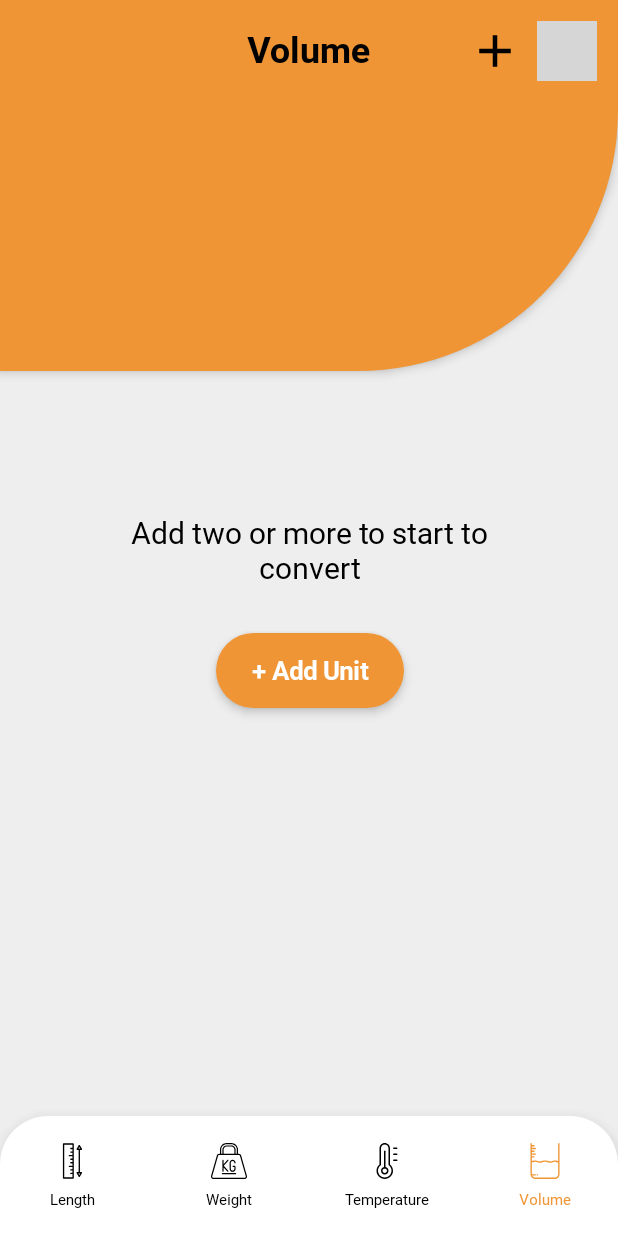
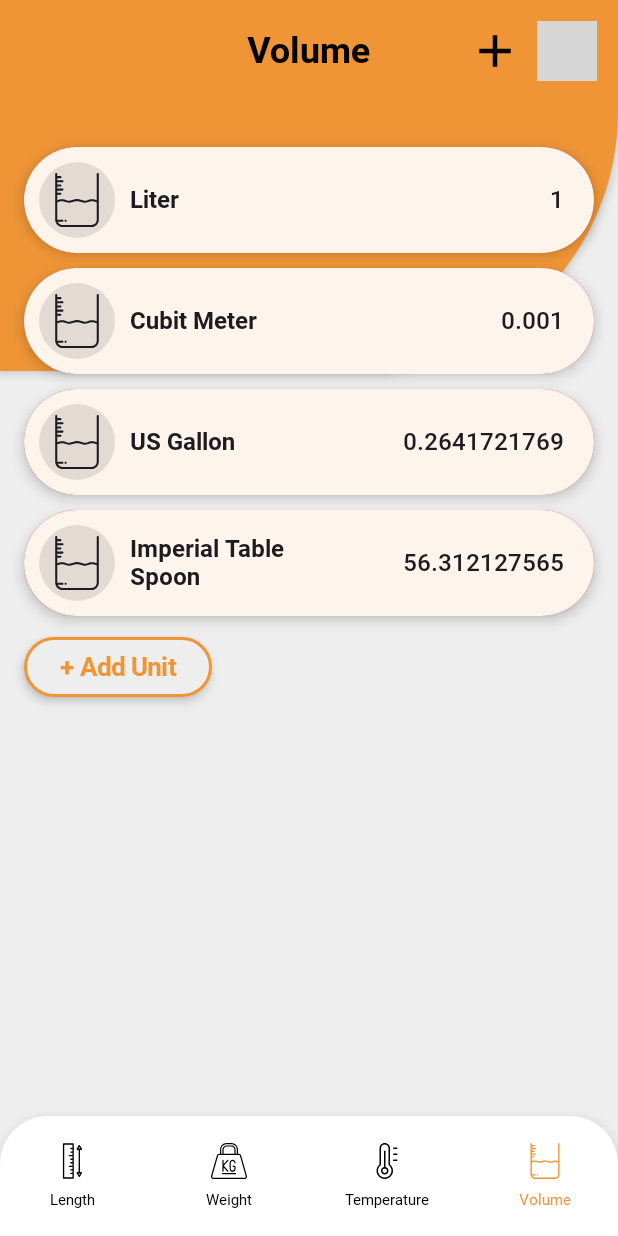
Before and after one commit to fernando-rauber/MeasureMe, an Android app built with Jetpack Compose: the screen it shows after launch (MainActivity), item 4 of the bottom bar chosen, on a phone screen of 412 x 824 dp. Run offline under Robolectric (Android 15) with nearby library versions, the phone set to English and light mode, and no system bars; our stand-ins replace Room's generated code, accompanist; libraries missing offline, so code that uses them is left out: com.google.accompanist.navigation; 3 statements that could not run were skipped; grey boxes are pictures that could not be loaded.

Commit message:
Volume measurement added

```diff
--- a/app/src/main/java/uk/fernando/measure/enum/UnitMeasure.kt
+++ b/app/src/main/java/uk/fernando/measure/enum/UnitMeasure.kt
@@ -29,7 +29,33 @@ enum class UnitMeasure(val value: Int) {
     STONE(21),
     POUND(22),
     OUNCE(23),
-    CARAT(24);
+    CARAT(24),
+
+    //Volume
+    LITER(25),
+    CUBIC_METER(26),
+    CUBIC_KILOMETER(27),
+    CUBIC_CENTIMETER(28),
+    CUBIC_MILLIMETER(29),
+    CUBIC_MILE(30),
+    CUBIC_YARD(31),
+    CUBIC_FOOT(32),
+    CUBIC_INCH(33),
+    MILLILITER(34),
+    US_GALLON(35),
+    US_QUART(36),
+    US_PINT(37),
+    US_CUP(38),
+    US_FLUID_OUNCE(39),
+    US_TABLE_SPOON(40),
+    US_TEA_SPOON(41),
+    IMPERIAL_GALLON(42),
+    IMPERIAL_QUART(43),
+    IMPERIAL_PINT(44),
+    IMPERIAL_CUP(45),
+    IMPERIAL_FLUID_OUNCE(46),
+    IMPERIAL_TABLE_SPOON(47),
+    IMPERIAL_TEA_SPOON(48);
 
     companion object {
         fun getByValue(value: Int) = values().firstOrNull { it.value == value }
--- a/app/src/main/java/uk/fernando/measure/ext/UtilExtension.kt
+++ b/app/src/main/java/uk/fernando/measure/ext/UtilExtension.kt
@@ -1,12 +1,6 @@
 package uk.fernando.measure.ext
 
 import androidx.navigation.NavController
-import uk.fernando.measure.R
-import uk.fernando.measure.enum.UnitMeasure
-import uk.fernando.measure.enum.UnitMeasure.*
-import uk.fernando.measure.enum.UnitType
-import java.math.RoundingMode
-import java.text.DecimalFormat
 
 val Any.TAG: String
     get() {
@@ -27,67 +21,3 @@ fun Double.isInteger() = run {
     else
         "$this"
 }
-
-fun Double.roundOffDecimal(pattern: String): Double {
-    val df = DecimalFormat(pattern)
-    df.roundingMode = RoundingMode.CEILING
-    return df.format(this).toDouble()
-}
-
-fun Int.getPatterDecimalFormat(): String {
-    return when (UnitType.getByValue(this)) {
-        UnitType.TEMPERATURE -> "#.##"
-        else -> "#.######"
-    }
-}
-
-fun Int.getUnitTypeIcon(): Int {
-    return when (UnitType.getByValue(this)) {
-        UnitType.LENGTH -> R.drawable.ic_ruler
-        UnitType.TEMPERATURE -> R.drawable.ic_temperature
-        UnitType.WEIGHT -> R.drawable.ic_weight
-        else -> R.drawable.ic_volume_liquid
-    }
-}
-
-fun Int.getTitle(): Int {
-    return when (UnitType.getByValue(this)) {
-        UnitType.LENGTH -> R.string.length_title
-        UnitType.TEMPERATURE -> R.string.temperature_title
-        UnitType.WEIGHT -> R.string.weight_title
-        else -> R.string.volume_title
-    }
-}
-
-fun Int.getUnitName(): Int {
-    return when (UnitMeasure.getByValue(this)) {
-        KILOMETER -> R.string.kilometer
-        METER -> R.string.meter
-        CENTIMETER -> R.string.centimeter
-        MILLIMETER -> R.string.millimeter
-        MICROMETER -> R.string.micrometer
-        NANOMETER -> R.string.nanometer
-        MILE -> R.string.mile
-        YARD -> R.string.yard
-        FOOT -> R.string.foot
-        INCH -> R.string.inch
-        NAUTICAL_MILE -> R.string.nautical_mile
-
-        CELSIUS -> R.string.celsius
-        KELVIN -> R.string.kelvin
-        FAHRENHEIT -> R.string.fahrenheit
-
-        KILOGRAM -> R.string.kilogram
-        GRAM -> R.string.gram
-        MILLIGRAM -> R.string.milligram
-        MICROGRAM -> R.string.microgram
-        IMPERIAL_TON -> R.string.imperial_ton
-        US_TON -> R.string.us_ton
-        STONE -> R.string.stone
-        POUND -> R.string.pound
-        OUNCE -> R.string.ounce
-        CARAT -> R.string.carat
-
-        else -> R.string.kilometer
-    }
-}
--- a/app/src/main/java/uk/fernando/measure/navigation/NavigationGraph.kt
+++ b/app/src/main/java/uk/fernando/measure/navigation/NavigationGraph.kt
@@ -17,7 +17,8 @@ import uk.fernando.measure.page.UnitPage
 
 @ExperimentalAnimationApi
 fun NavGraphBuilder.buildGraph(navController: NavController) {
-    composable(Directions.splash.name) {
+    composable(Directions.splash.name,
+        exitTransition = { slideOutOfContainer(AnimatedContentScope.SlideDirection.Left, animationSpec = tween(700)) }) {
         SplashPage(navController)
     }
 
@@ -52,10 +53,18 @@ fun NavGraphBuilder.buildGraph(navController: NavController) {
         UnitPage(navController, UnitType.VOLUME)
     }
 
-    composable(Directions.settings.name) {
+    composable(Directions.settings.name,
+        enterTransition = { slideIntoContainer(AnimatedContentScope.SlideDirection.Down, animationSpec = tween(700)) },
+        exitTransition = { slideOutOfContainer(AnimatedContentScope.SlideDirection.Up, animationSpec = tween(700)) }
+    ) {
         SettingsPage(navController)
     }
-    composable(Directions.addUnit.name.plus("/{$UNIT_TYPE}")) {
+
+    composable(Directions.addUnit.name.plus("/{$UNIT_TYPE}"),
+        enterTransition = { slideIntoContainer(AnimatedContentScope.SlideDirection.Down, animationSpec = tween(700)) },
+        exitTransition = { slideOutOfContainer(AnimatedContentScope.SlideDirection.Up, animationSpec = tween(700)) }
+    ) {
+
         val unitType = it.arguments?.getString(UNIT_TYPE)
         if (unitType == null)
             navController.popBackStack()
--- a/app/src/main/java/uk/fernando/measure/repository/FirstTimeRepository.kt
+++ b/app/src/main/java/uk/fernando/measure/repository/FirstTimeRepository.kt
@@ -13,6 +13,7 @@ class FirstTimeRepository(private val dao: UnitDao) {
         dao.insertAll(lengthList)
         dao.insertAll(temperatureList)
         dao.insertAll(weightList)
+        dao.insertAll(volumeList)
     }
 
     private val lengthList by lazy {
@@ -22,7 +23,6 @@ class FirstTimeRepository(private val dao: UnitDao) {
             LengthUnitEntity(2, UnitMeasure.METER.value, unitType, 1000.0, 1000.0),
             LengthUnitEntity(7, UnitMeasure.MILE.value, unitType, 0.6213688756, 0.6213688756),
             LengthUnitEntity(9, UnitMeasure.FOOT.value, unitType, 3280.839895, 3280.839895),
-            LengthUnitEntity(10, UnitMeasure.INCH.value, unitType, 39370.07874, 39370.07874),
         )
     }
 
@@ -42,7 +42,16 @@ class FirstTimeRepository(private val dao: UnitDao) {
             LengthUnitEntity(201, UnitMeasure.GRAM.value, unitType, 1000.0, 1000.0),
             LengthUnitEntity(206, UnitMeasure.STONE.value, unitType, 0.157473, 0.157473),
             LengthUnitEntity(207, UnitMeasure.POUND.value, unitType, 2.2046244202, 2.2046244202),
-            LengthUnitEntity(208, UnitMeasure.OUNCE.value, unitType, 35.273990723, 35.273990723),
+        )
+    }
+
+    private val volumeList by lazy {
+        val unitType = UnitType.VOLUME.value
+        listOf(
+            LengthUnitEntity(300, UnitMeasure.LITER.value, unitType, 1.0, 1.0),
+            LengthUnitEntity(301, UnitMeasure.CUBIC_METER.value, unitType, 0.001, 0.001),
+            LengthUnitEntity(310, UnitMeasure.US_GALLON.value, unitType, 0.2641721769, 0.2641721769),
+            LengthUnitEntity(322, UnitMeasure.IMPERIAL_TABLE_SPOON.value, unitType, 56.312127565, 56.312127565),
         )
     }
 }
--- a/app/src/main/res/values/strings.xml
+++ b/app/src/main/res/values/strings.xml
@@ -58,4 +58,29 @@
     <string name="pound">Pound</string>
     <string name="ounce">Ounce</string>
     <string name="carat">Carat</string>
+
+    <string name="cubit_meter">Cubit Meter</string>
+    <string name="cubit_kilometer">Cubit Kilometer</string>
+    <string name="cubit_centimeter">Cubit Centimeter</string>
+    <string name="cubit_millimeter">Cubit Millimeter</string>
+    <string name="cubit_mile">Cubit Mile</string>
+    <string name="cubit_yard">Cubit Yard</string>
+    <string name="cubit_foot">Cubit Foot</string>
+    <string name="cubit_inch">Cubit Inch</string>
+    <string name="liter">Liter</string>
+    <string name="milliliter">Milliliter</string>
+    <string name="us_gallon">US Gallon</string>
+    <string name="us_quart">US Quart</string>
+    <string name="us_pint">US Pint</string>
+    <string name="us_cup">US Cup</string>
+    <string name="us_fluid_ounce">US Fluid Ounce</string>
+    <string name="us_tablespoon">US Table Spoon</string>
+    <string name="us_teaspoon">US Tea Spoon</string>
+    <string name="imperial_gallon">Imperial Gallon</string>
+    <string name="imperial_quart">Imperial Quart</string>
+    <string name="imperial_pint">Imperial Pint</string>
+    <string name="imperial_cup">Imperial Cup</string>
+    <string name="imperial_fluid_ounce">Imperial Fluid Ounce</string>
+    <string name="imperial_tablespoon">Imperial Table Spoon</string>
+    <string name="imperial_teaspoon">Imperial Tea Spoon</string>
 </resources>
```
Also changed, not shown: app/src/main/java/uk/fernando/measure/ext/UnitMeasureExtension.kt (added, +102 -0 lines), app/src/main/java/uk/fernando/measure/usecase/AddUnitUseCase.kt (+31 -1 lines).
